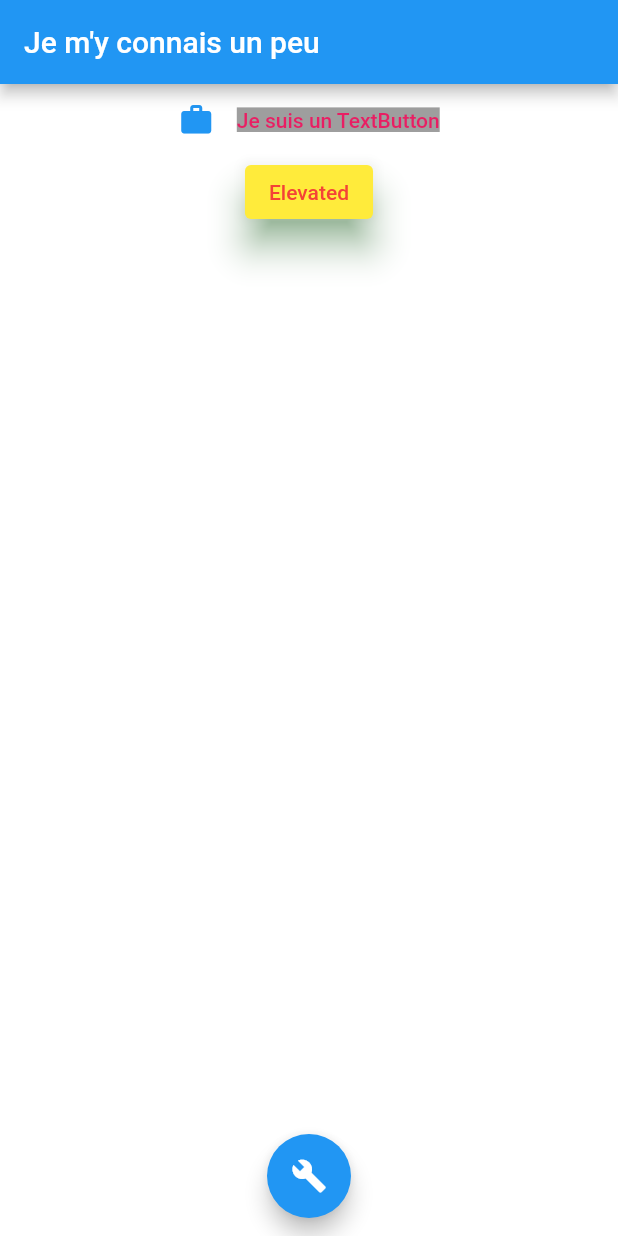
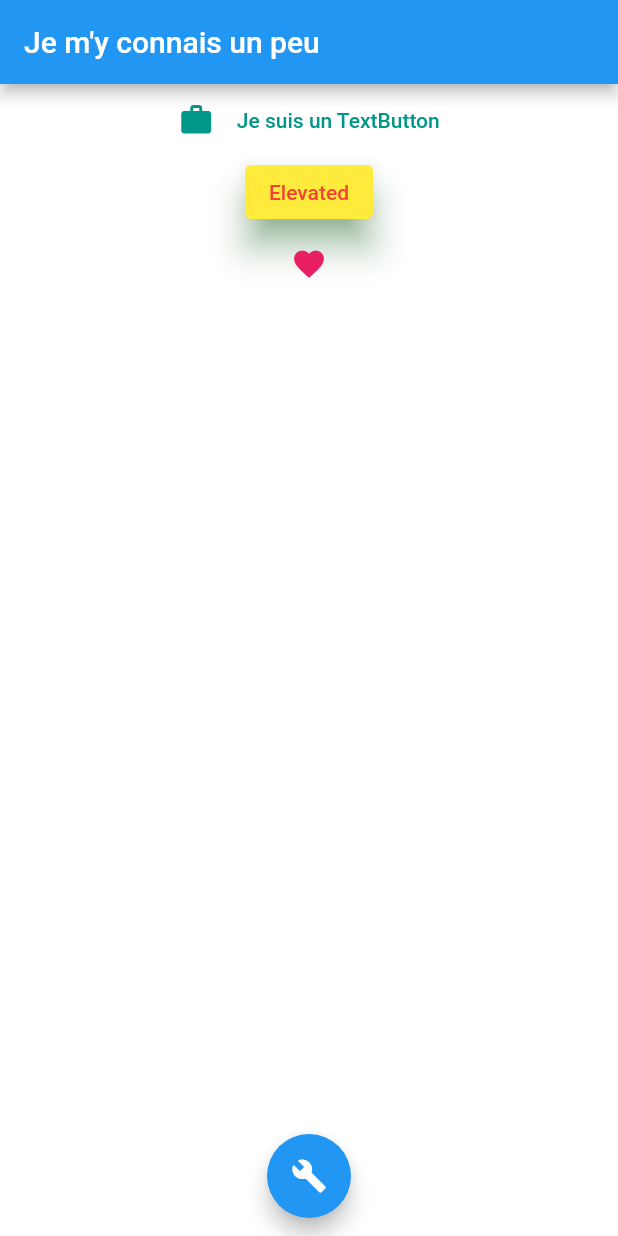
Before and after one commit to Anthonyrgn/interactifs_widget, a Flutter app: the screen it shows after launch, on a phone screen of 412 x 824 dp. Run offline on Flutter 3.47's test engine with Material 2 defaults, Android fonts, the phone set to English and light mode, and no system bars.

Commit message:
Icon Button

```diff
--- a/lib/interactif_page.dart
+++ b/lib/interactif_page.dart
@@ -13,6 +13,7 @@ class InteractifPageState extends State<InteractifPage>{
   Color backgroundColor = Colors.white;
   Color textColor = Colors.black;
   bool textButtonPressed = true;
+  IconData icon = Icons.favorite;
 
 
   @override
@@ -45,7 +46,10 @@ class InteractifPageState extends State<InteractifPage>{
                     const Padding(padding: EdgeInsets.only(left: 15)),
                     textButtonText(),
                   ],
-                )
+                ),
+              style: TextButton.styleFrom(
+                primary: Colors.teal,
+              ),
             ),
             ElevatedButton(
                 onPressed: () {
@@ -61,6 +65,14 @@ class InteractifPageState extends State<InteractifPage>{
                 shadowColor: Colors.green,
               ),
             ),
+           IconButton(
+               onPressed: (){
+                setIcon();
+           },
+             icon: Icon(icon),
+               color: Colors.pink,
+                splashColor: Colors.pinkAccent,
+           )
           ],
         ),),
         floatingActionButton: FloatingActionButton(
@@ -88,8 +100,14 @@ class InteractifPageState extends State<InteractifPage>{
 
   Text textButtonText(){
     return const Text("Je suis un TextButton", style: TextStyle(
-      color: Colors.pink,
-      backgroundColor: Colors.grey
+      //color: Colors.pink,
+      //backgroundColor: Colors.grey
     ),);
   }
+
+  setIcon(){
+    setState(() {
+        icon = (icon == Icons.favorite) ? Icons.favorite_border : Icons.favorite;
+    });
+  }
 }
```
